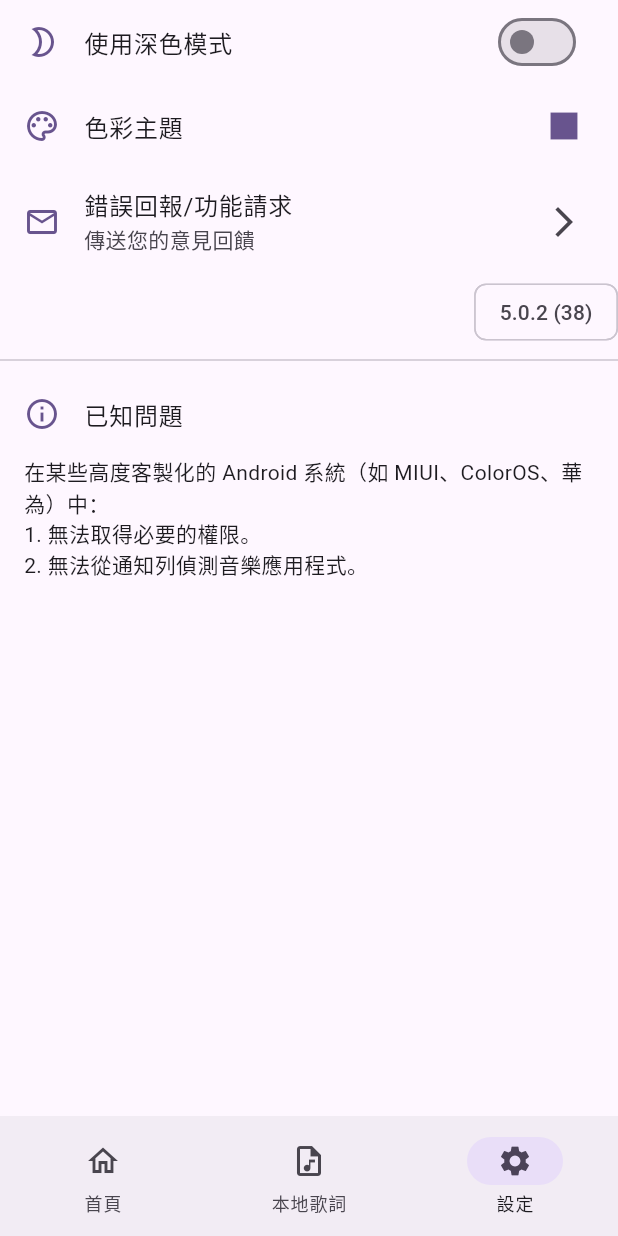
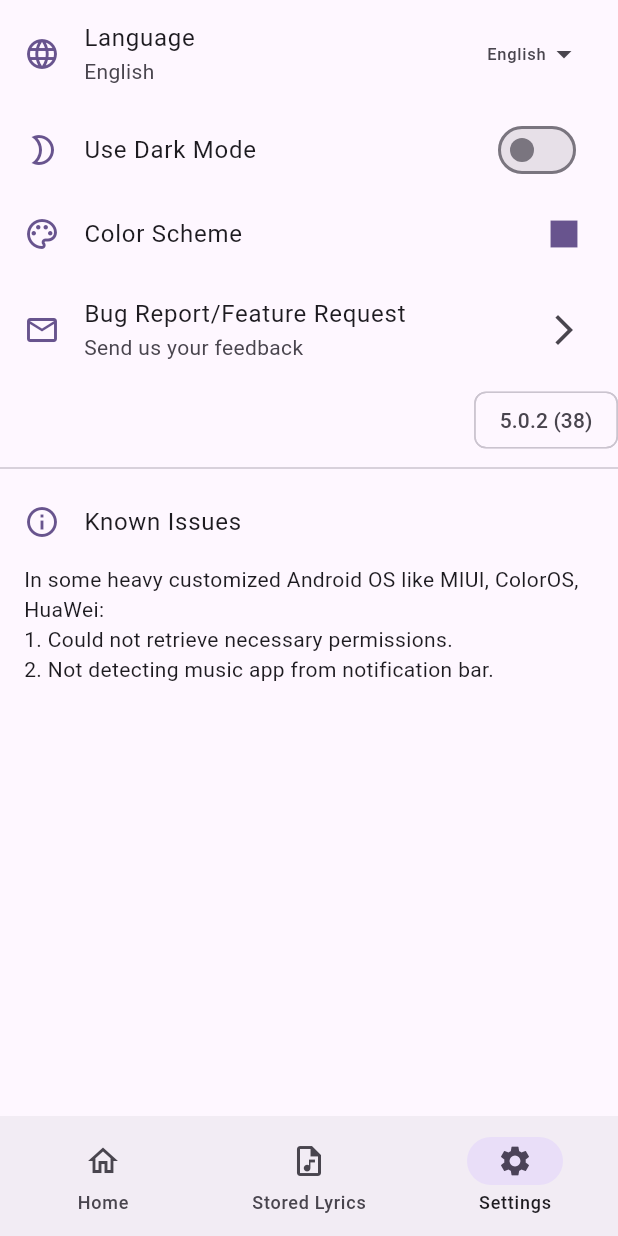
Before and after one commit to fewling/flutter-floating-lyric, a Flutter app: the SettingsScreen screen opened by its route, on a phone screen of 412 x 824 dp. Run offline on Flutter 3.47's test engine with Material 3 defaults, Android fonts, the phone set to English and light mode, and no system bars; our stand-ins replace animated_text_kit, device_info_plus, file_picker, firebase_core, firebase_crashlytics, flutter_bloc and 11 more; accounts and stored records are empty; generated files the repository leaves out were written again.

Commit message:
Add user-configurable language selection with SharedPreferences persistence (#31)
* Initial plan

* Add language selection feature to preferences

Co-authored-by: fewling <54059281+fewling@users.noreply.github.com>

* Add localization strings for language selector

Co-authored-by: fewling <54059281+fewling@users.noreply.github.com>

* Refactor: Extract locale constants and display logic

Co-authored-by: fewling <54059281+fewling@users.noreply.github.com>

* Fix: Improve locale display logic with explicit switch case

Co-authored-by: fewling <54059281+fewling@users.noreply.github.com>

* Add language icon to language selector for better visibility

Co-authored-by: fewling <54059281+fewling@users.noreply.github.com>

* Add semantic label to language icon for accessibility

Co-authored-by: fewling <54059281+fewling@users.noreply.github.com>

* Fix: Exclude language icon from semantics to prevent redundant announcements

Co-authored-by: fewling <54059281+fewling@users.noreply.github.com>

* Enhance language selector with icon and semantic label for accessibility

* Add animation mode labels for localization support

---------

Co-authored-by: copilot-swe-agent[bot] <198982749+Copilot@users.noreply.github.com>
Co-authored-by: fewling <54059281+fewling@users.noreply.github.com>
Co-authored-by: fewling <felixwong875@gmail.com>

```diff
--- a/lib/configs/animation_modes.dart
+++ b/lib/configs/animation_modes.dart
@@ -1,4 +1,19 @@
+import '../l10n/app_localizations.dart';
+
 enum AnimationMode { fadeIn, typer, typeWriter }
+
+extension AnimationModeExtension on AnimationMode {
+  String label(AppLocalizations l10n) {
+    switch (this) {
+      case AnimationMode.fadeIn:
+        return l10n.animation_mode_fade_in;
+      case AnimationMode.typer:
+        return l10n.animation_mode_typer;
+      case AnimationMode.typeWriter:
+        return l10n.animation_mode_type_writer;
+    }
+  }
+}
 
 AnimationMode animationModeFromJson(String str) {
   switch (str) {
--- /dev/null
+++ b/lib/configs/locale_constants.dart
@@ -0,0 +1,5 @@
+class LocaleConstants {
+  static const String english = 'en';
+  static const String chinese = 'zh';
+  static const String defaultLocale = english;
+}
--- a/lib/features/overlay_window_settings/overlay_window_settings.dart
+++ b/lib/features/overlay_window_settings/overlay_window_settings.dart
@@ -415,7 +415,7 @@ class OverlayWindowSetting extends StatelessWidget {
                             for (final mode in AnimationMode.values)
                               ButtonSegment(
                                 value: mode,
-                                label: Text(mode.name.capitalize()),
+                                label: Text(mode.label(l10n)),
                               ),
                           ],
                           showSelectedIcon: false,
--- a/lib/features/preference/bloc/preference_event.dart
+++ b/lib/features/preference/bloc/preference_event.dart
@@ -95,3 +95,9 @@ final class TransparentNotFoundTxtToggled extends PreferenceEvent {
 
   final bool transparentNotFoundTxt;
 }
+
+final class LocaleUpdated extends PreferenceEvent {
+  const LocaleUpdated(this.locale);
+
+  final String locale;
+}
--- a/lib/features/settings/settings_screen.dart
+++ b/lib/features/settings/settings_screen.dart
@@ -3,6 +3,7 @@ import 'package:flutter_bloc/flutter_bloc.dart';
 
 import '../../utils/extensions/custom_extensions.dart';
 import '../../widgets/color_picker_sheet.dart';
+import '../../widgets/language_selector.dart';
 import '../app_info/bloc/app_info_bloc.dart';
 import '../preference/bloc/preference_bloc.dart';
 import 'bloc/settings_bloc.dart';
@@ -19,12 +20,22 @@ class SettingsScreen extends StatelessWidget {
     return Scaffold(
       body: ListView(
         children: [
-          // ListTile(
-          //   leading: Icon(Icons.language_outlined, color: primary),
-          //   title: const Text('Language'),
-          //   onTap: () {},
-          //   trailing: const Icon(Icons.arrow_forward_ios_outlined),
-          // ),
+          Builder(
+            builder: (context) {
+              final currentLocale = context.select<PreferenceBloc, String>(
+                (bloc) => bloc.state.locale,
+              );
+
+              return ListTile(
+                leading: Icon(Icons.language_outlined, color: primary),
+                title: Text(l10n.language),
+                subtitle: Text(
+                  LanguageSelector.getLocaleDisplayName(context, currentLocale),
+                ),
+                trailing: const LanguageSelector(),
+              );
+            },
+          ),
           Builder(
             builder: (context) => ListTile(
               leading: Icon(Icons.brightness_2_outlined, color: primary),
--- a/lib/l10n/app_en.arb
+++ b/lib/l10n/app_en.arb
@@ -16,6 +16,9 @@
   "permission_screen_enable_permissions": "Please enable the permissions to proceed.",
   "permission_screen_notification_access": "Notification Access",
   "permission_screen_display_window_over_apps": "Display Window Over Apps",
+  "language": "Language",
+  "language_english": "English",
+  "language_chinese": "中文",
   "home": "Home",
   "storedLyrics": "Stored Lyrics",
   "settings": "Settings",
@@ -130,5 +133,8 @@
   "overlay_window_ignore_touch_subtitle_line2": "Disabling this will not unlock it.",
   "overlay_window_touch_through_title": "Touch Through",
   "overlay_window_touch_through_subtitle_line1": "This will disable back gesture, keyboard and maybe something else. So use it at your own risk.",
-  "overlay_window_touch_through_subtitle_line2": "Such issue is due to Android's design limitation and is out of this app's control. 🙏"
+  "overlay_window_touch_through_subtitle_line2": "Such issue is due to Android's design limitation and is out of this app's control. 🙏",
+  "animation_mode_fade_in": "Fade In",
+  "animation_mode_typer": "Typer",
+  "animation_mode_type_writer": "Type Writer"
 }
--- a/lib/l10n/app_localizations.dart
+++ b/lib/l10n/app_localizations.dart
@@ -193,6 +193,24 @@ abstract class AppLocalizations {
   /// In en, this message translates to:
   /// **'Display Window Over Apps'**
   String get permission_screen_display_window_over_apps;
+
+  /// No description provided for @language.
+  ///
+  /// In en, this message translates to:
+  /// **'Language'**
+  String get language;
+
+  /// No description provided for @language_english.
+  ///
+  /// In en, this message translates to:
+  /// **'English'**
+  String get language_english;
+
+  /// No description provided for @language_chinese.
+  ///
+  /// In en, this message translates to:
+  /// **'中文'**
+  String get language_chinese;
 
   /// No description provided for @home.
   ///
@@ -883,6 +901,24 @@ abstract class AppLocalizations {
   /// In en, this message translates to:
   /// **'Such issue is due to Android\'s design limitation and is out of this app\'s control. 🙏'**
   String get overlay_window_touch_through_subtitle_line2;
+
+  /// No description provided for @animation_mode_fade_in.
+  ///
+  /// In en, this message translates to:
+  /// **'Fade In'**
+  String get animation_mode_fade_in;
+
+  /// No description provided for @animation_mode_typer.
+  ///
+  /// In en, this message translates to:
+  /// **'Typer'**
+  String get animation_mode_typer;
+
+  /// No description provided for @animation_mode_type_writer.
+  ///
+  /// In en, this message translates to:
+  /// **'Type Writer'**
+  String get animation_mode_type_writer;
 }
 
 class _AppLocalizationsDelegate
--- a/lib/l10n/app_localizations_en.dart
+++ b/lib/l10n/app_localizations_en.dart
@@ -65,6 +65,15 @@ class AppLocalizationsEn extends AppLocalizations {
   @override
   String get permission_screen_display_window_over_apps =>
       'Display Window Over Apps';
+
+  @override
+  String get language => 'Language';
+
+  @override
+  String get language_english => 'English';
+
+  @override
+  String get language_chinese => '中文';
 
   @override
   String get home => 'Home';
@@ -438,4 +447,13 @@ class AppLocalizationsEn extends AppLocalizations {
   @override
   String get overlay_window_touch_through_subtitle_line2 =>
       'Such issue is due to Android\'s design limitation and is out of this app\'s control. 🙏';
+
+  @override
+  String get animation_mode_fade_in => 'Fade In';
+
+  @override
+  String get animation_mode_typer => 'Typer';
+
+  @override
+  String get animation_mode_type_writer => 'Type Writer';
 }
--- a/lib/l10n/app_localizations_zh.dart
+++ b/lib/l10n/app_localizations_zh.dart
@@ -59,6 +59,15 @@ class AppLocalizationsZh extends AppLocalizations {
 
   @override
   String get permission_screen_display_window_over_apps => '在其他應用程式上層顯示視窗';
+
+  @override
+  String get language => '語言';
+
+  @override
+  String get language_english => 'English';
+
+  @override
+  String get language_chinese => '中文';
 
   @override
   String get home => '首頁';
@@ -155,7 +164,7 @@ class AppLocalizationsZh extends AppLocalizations {
   String get overlay_window_show => '顯示';
 
   @override
-  String get overlay_window_styling => '樣式';
+  String get overlay_window_styling => '風格';
 
   @override
   String get overlay_window_use_app_color => '使用應用程式顏色';
@@ -182,7 +191,7 @@ class AppLocalizationsZh extends AppLocalizations {
   String get overlay_window_custom_text_color => '自訂文字顏色';
 
   @override
-  String get overlay_window_element_visibilities => '元素可見性';
+  String get overlay_window_element_visibilities => '組件可見性';
 
   @override
   String get overlay_window_show_milliseconds => '顯示毫秒';
@@ -241,7 +250,7 @@ class AppLocalizationsZh extends AppLocalizations {
       '這會停用返回手勢、鍵盤等功能。請自行承擔風險。\\n此問題是由於 Android 設計限制，超出此應用程式的控制範圍。🙏';
 
   @override
-  String get fetch_online_auto_fetch => '自動取得';
+  String get fetch_online_auto_fetch => '自動搜索';
 
   @override
   String get fetch_online_title => '標題';
@@ -414,4 +423,13 @@ class AppLocalizationsZh extends AppLocalizations {
   @override
   String get overlay_window_touch_through_subtitle_line2 =>
       '此問題是由於 Android 設計限制，超出此應用程式的控制範圍。🙏';
+
+  @override
+  String get animation_mode_fade_in => '淡入';
+
+  @override
+  String get animation_mode_typer => '逐字顯示';
+
+  @override
+  String get animation_mode_type_writer => '打字機';
 }
--- a/lib/l10n/app_zh.arb
+++ b/lib/l10n/app_zh.arb
@@ -16,6 +16,9 @@
   "permission_screen_enable_permissions": "請啟用權限以繼續。",
   "permission_screen_notification_access": "通知存取",
   "permission_screen_display_window_over_apps": "在其他應用程式上層顯示視窗",
+  "language": "語言",
+  "language_english": "English",
+  "language_chinese": "中文",
   "home": "首頁",
   "storedLyrics": "本地歌詞",
   "settings": "設定",
@@ -47,7 +50,7 @@
   "settings_known_issues_issue3": "2. 無法從通知列偵測音樂應用程式。",
   "overlay_window_hide": "隱藏",
   "overlay_window_show": "顯示",
-  "overlay_window_styling": "樣式",
+  "overlay_window_styling": "風格",
   "overlay_window_use_app_color": "使用應用程式顏色",
   "overlay_window_custom_background_color": "自訂背景顏色",
   "overlay_window_pick_a_color": "選擇顏色！",
@@ -56,7 +59,7 @@
   "overlay_window_font_family": "字型",
   "overlay_window_lyrics_font_size": "歌詞字型大小",
   "overlay_window_custom_text_color": "自訂文字顏色",
-  "overlay_window_element_visibilities": "元素可見性",
+  "overlay_window_element_visibilities": "組件可見性",
   "overlay_window_show_milliseconds": "顯示毫秒",
   "overlay_window_hide_milliseconds": "隱藏毫秒",
   "overlay_window_show_progress_bar": "顯示進度列",
@@ -75,7 +78,7 @@
   "overlay_window_ignore_touch_subtitle": "啟用此功能將鎖定視窗移動。\\n停用此功能不會解鎖視窗。",
   "overlay_window_touch_through": "觸控穿透",
   "overlay_window_touch_through_subtitle": "這會停用返回手勢、鍵盤等功能。請自行承擔風險。\\n此問題是由於 Android 設計限制，超出此應用程式的控制範圍。🙏",
-  "fetch_online_auto_fetch": "自動取得",
+  "fetch_online_auto_fetch": "自動搜索",
   "fetch_online_title": "標題",
   "fetch_online_artist": "演出者",
   "fetch_online_album": "專輯",
@@ -130,5 +133,8 @@
   "overlay_window_ignore_touch_subtitle_line2": "停用此功能不會解鎖視窗。",
   "overlay_window_touch_through_title": "觸控穿透",
   "overlay_window_touch_through_subtitle_line1": "這會停用返回手勢、鍵盤等功能。請自行承擔風險。",
-  "overlay_window_touch_through_subtitle_line2": "此問題是由於 Android 設計限制，超出此應用程式的控制範圍。🙏"
+  "overlay_window_touch_through_subtitle_line2": "此問題是由於 Android 設計限制，超出此應用程式的控制範圍。🙏",
+  "animation_mode_fade_in": "淡入",
+  "animation_mode_typer": "逐字顯示",
+  "animation_mode_type_writer": "打字機"
 }
--- a/lib/main.dart
+++ b/lib/main.dart
@@ -94,6 +94,9 @@ class FloatingLyricApp extends StatelessWidget {
     final colorSchemeSeed = context.select<PreferenceBloc, int>(
       (bloc) => bloc.state.appColorScheme,
     );
+    final locale = context.select<PreferenceBloc, String>(
+      (bloc) => bloc.state.locale,
+    );
 
     return MaterialApp.router(
       debugShowCheckedModeBanner: false,
@@ -111,8 +114,7 @@ class FloatingLyricApp extends StatelessWidget {
       routerConfig: appRouter.router,
       localizationsDelegates: AppLocalizations.localizationsDelegates,
       supportedLocales: AppLocalizations.supportedLocales,
-      // TODO: support system language
-      locale: const Locale('zh'),
+      locale: Locale(locale),
     );
   }
 }
--- a/lib/repos/local/preference_repo.dart
+++ b/lib/repos/local/preference_repo.dart
@@ -3,6 +3,7 @@ import 'package:flutter/material.dart';
 import 'package:shared_preferences/shared_preferences.dart';
 
 import '../../configs/animation_modes.dart';
+import '../../configs/locale_constants.dart';
 
 class PreferenceRepo {
   PreferenceRepo({required SharedPreferences sharedPreferences})
@@ -26,6 +27,7 @@ class PreferenceRepo {
   static const toleranceKey = 'tolerance';
   static const animationModeKey = 'animation mode';
   static const transparentNotFoundTxtKey = 'transparent not found';
+  static const localeKey = 'locale';
 
   static const defaultFont = 'Roboto';
 
@@ -71,6 +73,8 @@ class PreferenceRepo {
 
   bool get transparentNotFoundTxt =>
       _sp.getBool(transparentNotFoundTxtKey) ?? false;
+
+  String get locale => _sp.getString(localeKey) ?? LocaleConstants.defaultLocale;
 
   Future<bool> updateOpacity(double value) =>
       _sp.setDouble(windowOpacityKey, value);
@@ -119,4 +123,6 @@ class PreferenceRepo {
 
   Future<bool> updateTransparentNotFoundTxt(bool transparentNotFoundTxt) =>
       _sp.setBool(transparentNotFoundTxtKey, transparentNotFoundTxt);
+
+  Future<bool> updateLocale(String locale) => _sp.setString(localeKey, locale);
 }
--- a/lib/service/preference/preference_service.dart
+++ b/lib/service/preference/preference_service.dart
@@ -39,6 +39,8 @@ class PreferenceService {
   AnimationMode get animationMode => _spRepo.animationMode;
 
   bool get transparentNotFoundTxt => _spRepo.transparentNotFoundTxt;
+
+  String get locale => _spRepo.locale;
 
   Future<bool> updateOpacity(double value) => _spRepo.updateOpacity(value);
 
@@ -85,4 +87,6 @@ class PreferenceService {
 
   Future<bool> updateTransparentNotFoundTxt(bool transparentNotFoundTxt) =>
       _spRepo.updateTransparentNotFoundTxt(transparentNotFoundTxt);
+
+  Future<bool> updateLocale(String locale) => _spRepo.updateLocale(locale);
 }
--- /dev/null
+++ b/lib/widgets/language_selector.dart
@@ -0,0 +1,53 @@
+import 'package:flutter/material.dart';
+import 'package:flutter_bloc/flutter_bloc.dart';
+
+import '../configs/locale_constants.dart';
+import '../features/preference/bloc/preference_bloc.dart';
+import '../utils/extensions/custom_extensions.dart';
+
+class LanguageSelector extends StatelessWidget {
+  const LanguageSelector({super.key});
+
+  static String getLocaleDisplayName(BuildContext context, String locale) {
+    final l10n = context.l10n;
+    switch (locale) {
+      case LocaleConstants.english:
+        return l10n.language_english;
+      case LocaleConstants.chinese:
+        return l10n.language_chinese;
+      default:
+        return l10n.language_english; // Fallback to English for unknown locales
+    }
+  }
+
+  @override
+  Widget build(BuildContext context) {
+    final l10n = context.l10n;
+    final currentLocale = context.select<PreferenceBloc, String>(
+      (bloc) => bloc.state.locale,
+    );
+
+    return PopupMenuButton(
+      initialValue: currentLocale,
+      onSelected: (locale) =>
+          context.read<PreferenceBloc>().add(LocaleUpdated(locale)),
+      itemBuilder: (context) => [
+        PopupMenuItem(
+          value: LocaleConstants.english,
+          child: Text(l10n.language_english),
+        ),
+        PopupMenuItem(
+          value: LocaleConstants.chinese,
+          child: Text(l10n.language_chinese),
+        ),
+      ],
+      child: Row(
+        mainAxisSize: MainAxisSize.min,
+        children: [
+          Text(getLocaleDisplayName(context, currentLocale)),
+          const Icon(Icons.arrow_drop_down),
+        ],
+      ),
+    );
+  }
+}
```
Also changed, not shown: lib/features/permissions/permission_screen.dart (+18 -1 lines), lib/features/preference/bloc/preference_bloc.dart (+12 -0 lines).
